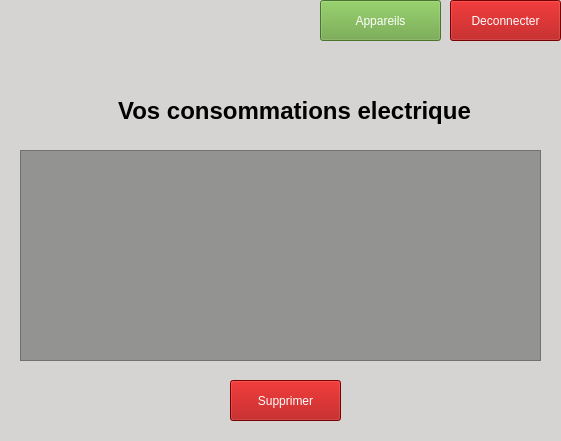
Old version of the form app/ui/usages/listeUsage/listeUsage.ui in the repository Valyfaliana/suiviPersoConsoElec.
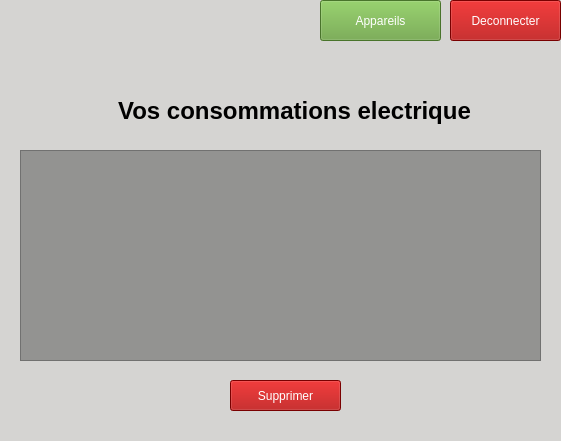
New version of the form. Icons and pictures are not drawn.

The edit to the form file:
```diff
--- a/app/ui/usages/listeUsage/listeUsage.ui
+++ b/app/ui/usages/listeUsage/listeUsage.ui
@@ -129,7 +129,7 @@
      <x>230</x>
      <y>380</y>
      <width>111</width>
-     <height>41</height>
+     <height>31</height>
     </rect>
    </property>
    <property name="styleSheet">
```
